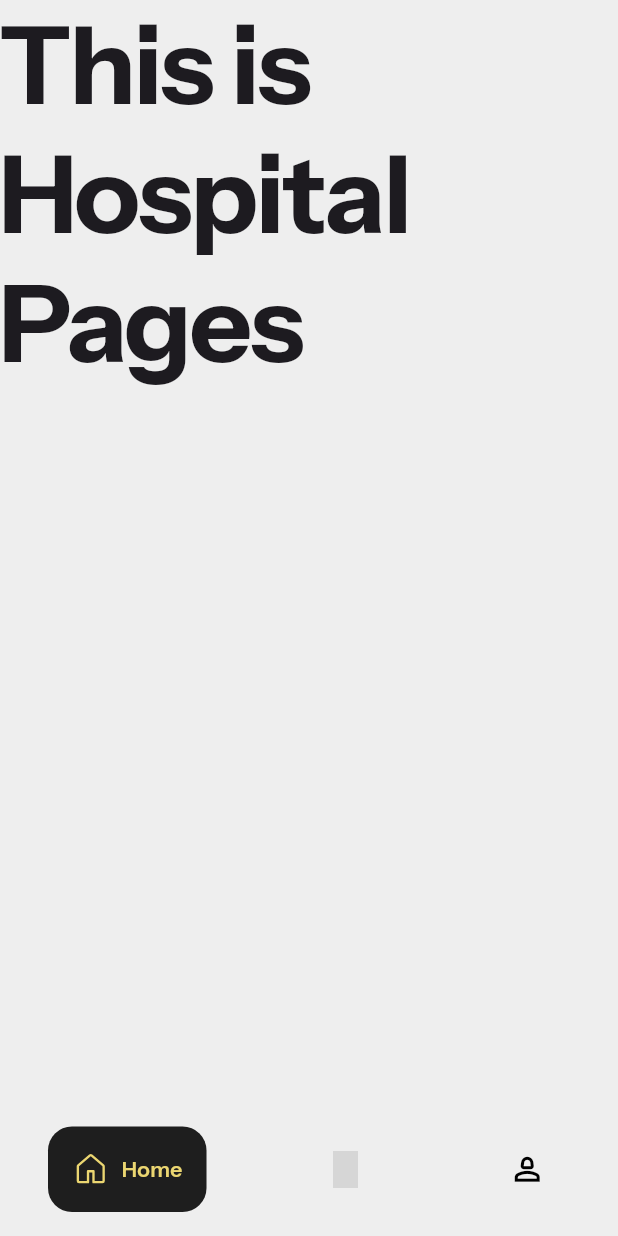
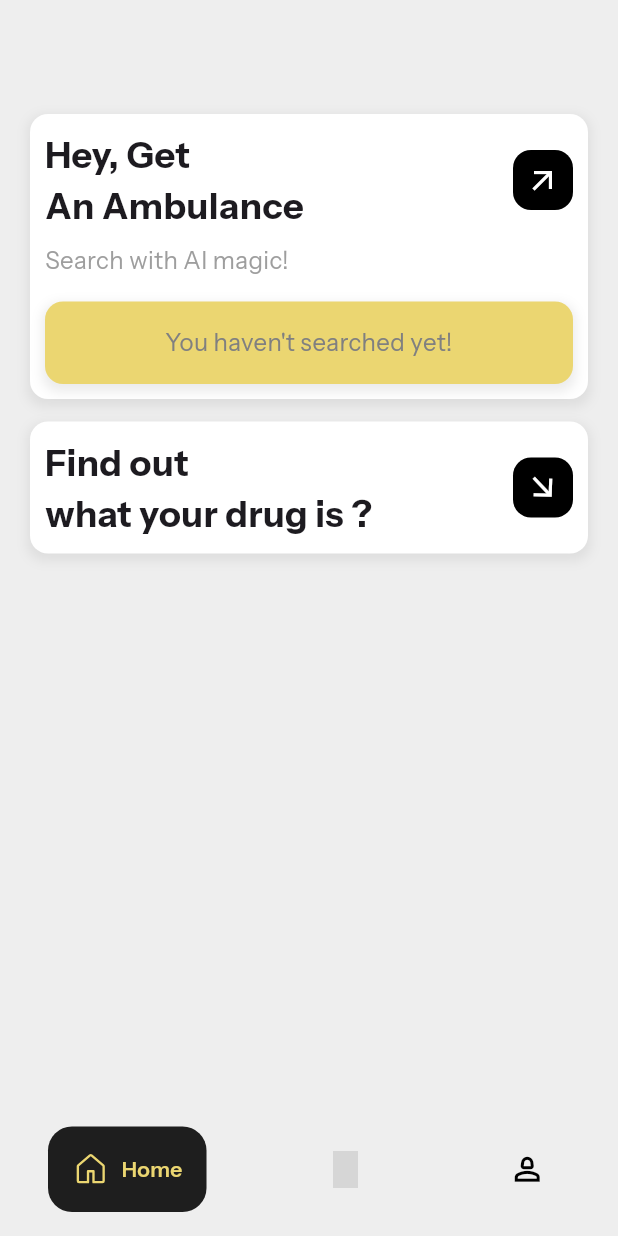
Before and after one commit to muhammedalima/HackerverseMedCave, a Flutter app: the screen it shows after launch, on a phone screen of 412 x 824 dp. Run offline on Flutter 3.47's test engine with Material 3 defaults, Android fonts, the phone set to English and light mode, and no system bars; drawn by our look-alikes of google_nav_bar; our stand-ins replace flutter_animate, flutter_svg, fluttericon, google_fonts; grey boxes are pictures that could not be loaded.

Commit message:
home section 50% completed

```diff
--- a/lib/presentation/homescreen/HospitalScreen/pages/HospitalScreenUser.dart
+++ b/lib/presentation/homescreen/HospitalScreen/pages/HospitalScreenUser.dart
@@ -1,15 +1,152 @@
 import 'package:flutter/material.dart';
-import 'package:medcave/core/confiq/fonts/font.dart';
+import 'package:medcave/core/confiq/colors/appcolor.dart';
+import 'package:medcave/presentation/homescreen/AmbulanceScreenUser/pages/AmbulanceScreenUser.dart';
+import 'package:medcave/presentation/homescreen/HospitalScreen/widgets/ButtonAmbulanceSearch.dart';
 
-class Hospitalscreenuser extends StatelessWidget {
-  const Hospitalscreenuser({super.key});
+import '../widgets/ButtonArrrowIcon.dart';
+import '../widgets/ShowCameraScreen.dart';
 
+class Hospitalscreenuser extends StatefulWidget {
+  const Hospitalscreenuser({Key? key}) : super(key: key);
+
+  @override
+  State<Hospitalscreenuser> createState() => _HospitalscreenuserState();
+}
+
+class _HospitalscreenuserState extends State<Hospitalscreenuser> {
   @override
   Widget build(BuildContext context) {
     return Scaffold(
-      body: Text(
-        'This is Hospital Pages',
-        style: FontStyles.titleHero,
+      backgroundColor: AppColor.backgroundGrey, // Temporary for debugging
+      appBar: AppBar(
+        backgroundColor: AppColor.backgroundGrey,
+      ),
+      body: SafeArea(
+        child: Padding(
+          padding: const EdgeInsets.all(20.0),
+          child: SingleChildScrollView(
+            child: Column(
+              crossAxisAlignment: CrossAxisAlignment.start,
+              children: [
+                Container(
+                  decoration: BoxDecoration(
+                    color: Colors.white,
+                    borderRadius: BorderRadius.circular(12),
+                    boxShadow: [
+                      BoxShadow(
+                        color: Colors.grey.withOpacity(0.2),
+                        spreadRadius: 2,
+                        blurRadius: 6,
+                        offset: const Offset(0, 3),
+                      ),
+                    ],
+                  ),
+                  child: Padding(
+                    padding: const EdgeInsets.all(10.0),
+                    child: Column(
+                      crossAxisAlignment: CrossAxisAlignment.start,
+                      children: [
+                        const Row(
+                          mainAxisAlignment: MainAxisAlignment.spaceBetween,
+                          children: [
+                            Column(
+                              crossAxisAlignment: CrossAxisAlignment.start,
+                              children: [
+                                Text(
+                                  'Hey, Get',
+                                  style: TextStyle(
+                                    fontSize: 24,
+                                    fontWeight: FontWeight.bold,
+                                  ),
+                                ),
+                                Text(
+                                  'An Ambulance',
+                                  style: TextStyle(
+                                    fontSize: 24,
+                                    fontWeight: FontWeight.bold,
+                                  ),
+                                ),
+                              ],
+                            ),
+                            Buttonarrrowicon(),
+                          ],
+                        ),
+                        const SizedBox(height: 8),
+                        const Text(
+                          'Search with AI magic!',
+                          style: TextStyle(
+                            fontSize: 16,
+                            color: Colors.grey,
+                          ),
+                        ),
+                        const SizedBox(height: 16),
+                        Buttonambulancesearch(
+                          text: "You haven\'t searched yet!",
+                          onClick: () {
+                            Navigator.push(
+                                context,
+                                MaterialPageRoute(
+                                    builder: (context) =>
+                                        const Ambulancescreenuser()));
+                          },
+                        ),
+                      ],
+                    ),
+                  ),
+                ),
+
+                const SizedBox(height: 15),
+
+                // Drug finder section - Now clickable
+                GestureDetector(
+                  onTap: () => showCameraScreen(context),
+                  child: Container(
+                    decoration: BoxDecoration(
+                      color: Colors.white,
+                      borderRadius: BorderRadius.circular(12),
+                      boxShadow: [
+                        BoxShadow(
+                          color: Colors.grey.withOpacity(0.2),
+                          spreadRadius: 2,
+                          blurRadius: 6,
+                          offset: const Offset(0, 3),
+                        ),
+                      ],
+                    ),
+                    child: const Padding(
+                      padding: EdgeInsets.all(10.0),
+                      child: Row(
+                        mainAxisAlignment: MainAxisAlignment.spaceBetween,
+                        children: [
+                          Column(
+                            crossAxisAlignment: CrossAxisAlignment.start,
+                            children: [
+                              Text(
+                                'Find out',
+                                style: TextStyle(
+                                  fontSize: 24,
+                                  fontWeight: FontWeight.bold,
+                                ),
+                              ),
+                              Text(
+                                'what your drug is ?',
+                                style: TextStyle(
+                                  fontSize: 24,
+                                  fontWeight: FontWeight.bold,
+                                ),
+                              ),
+                            ],
+                          ),
+                          Buttonarrrowicon(rotateAngle: 1.6),
+                        ],
+                      ),
+                    ),
+                  ),
+                ),
+              ],
+            ),
+          ),
+        ),
       ),
     );
   }
--- /dev/null
+++ b/lib/presentation/homescreen/HospitalScreen/widgets/ButtonAmbulanceSearch.dart
@@ -0,0 +1,44 @@
+import 'package:flutter/material.dart';
+import 'package:medcave/core/confiq/colors/appcolor.dart';
+
+class Buttonambulancesearch extends StatelessWidget {
+  final String text;
+  final VoidCallback onClick;
+
+  const Buttonambulancesearch({
+    required this.text,
+    required this.onClick,
+    super.key,
+  });
+
+  @override
+  Widget build(BuildContext context) {
+    return GestureDetector(
+      onTap: onClick,
+      child: Container(
+      width: double.infinity,
+      padding: const EdgeInsets.all(16),
+      decoration: BoxDecoration(
+        color: AppColor.primaryGreen,
+        borderRadius: BorderRadius.circular(12),
+        boxShadow: [
+          BoxShadow(
+            color: Colors.grey.withOpacity(0.2),
+            spreadRadius: 2,
+            blurRadius: 6,
+            offset: const Offset(0, 3),
+          ),
+        ],
+      ),
+      child: Text(
+        text,
+        style: const TextStyle(
+          color: AppColor.secondaryGrey,
+          fontSize: 16,
+        ),
+        textAlign: TextAlign.center,
+      ),
+    )
+    );
+  }
+}
--- /dev/null
+++ b/lib/presentation/homescreen/HospitalScreen/widgets/ButtonArrrowIcon.dart
@@ -0,0 +1,26 @@
+import 'package:flutter/material.dart';
+
+class Buttonarrrowicon extends StatelessWidget {
+  final double rotateAngle;
+
+  const Buttonarrrowicon({this.rotateAngle = 0.0});
+
+  @override
+  Widget build(BuildContext context) {
+    return Container(
+      padding: const EdgeInsets.all(8),
+      decoration: BoxDecoration(
+        color: Colors.black,
+        borderRadius: BorderRadius.circular(12),
+      ),
+      child: Transform.rotate(
+        angle: rotateAngle,
+        child: const Icon(
+          Icons.arrow_outward,
+          color: Colors.white,
+          size: 24,
+        ),
+      ),
+    );
+  }
+}
```
Also changed, not shown: lib/presentation/homescreen/AmbulanceScreenUser/pages/AmbulanceScreenUser.dart (+5 -5 lines), lib/presentation/homescreen/HospitalScreen/widgets/ShowCameraScreen.dart (added, +83 -0 lines).
